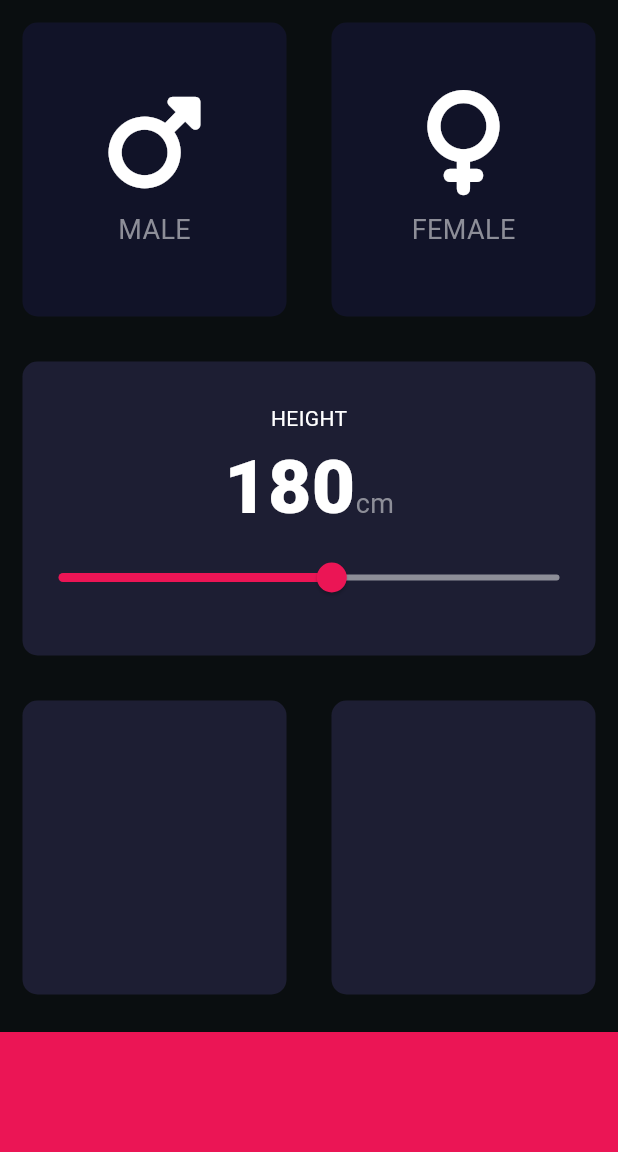
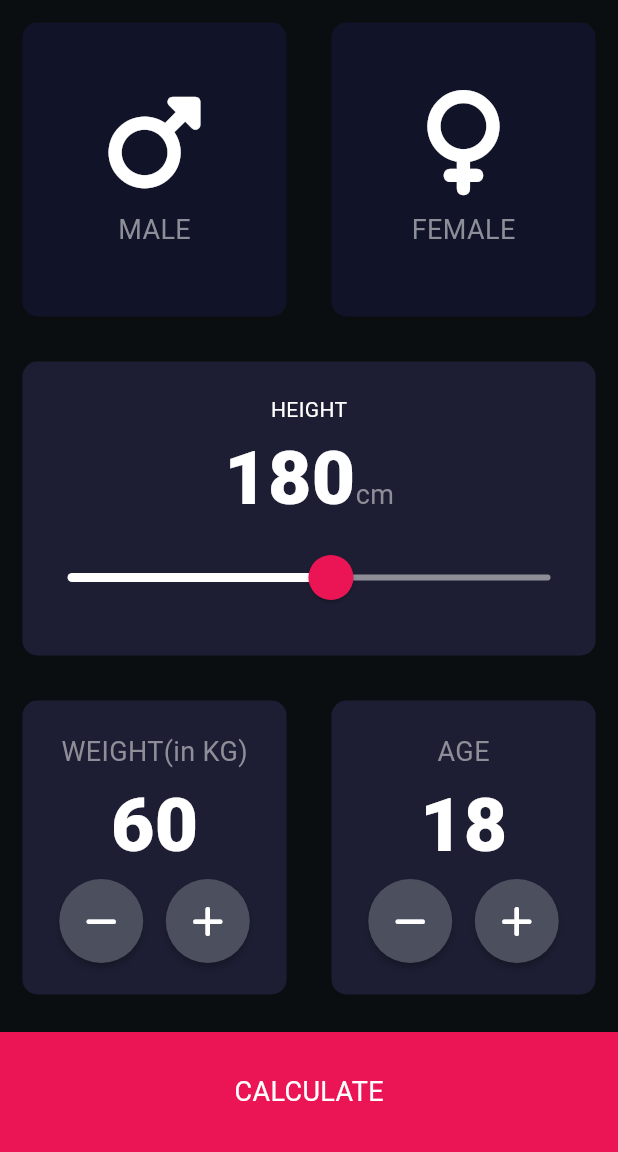
Before and after one commit to RITWIZSINGH/bmi_calculator_flutter, a Flutter app: the screen it shows after launch, on a phone screen of 412 x 824 dp, the part 84-1236 px from its top. Run offline on Flutter 3.47's test engine with Material 3 defaults, Android fonts, the phone set to English and light mode, and no system bars; our stand-ins replace font_awesome_flutter; missing offline and left inert: dart:js_interop.

Commit message:
Completed first page

```diff
--- a/lib/input_page.dart
+++ b/lib/input_page.dart
@@ -23,6 +23,8 @@ class InputPage extends StatefulWidget {
 class _InputPageState extends State<InputPage> {
   Gender? selectedGender;
   int height = 180;
+  int weight = 60;
+  int age = 18;
 
   @override
   Widget build(BuildContext context) {
@@ -104,17 +106,26 @@ class _InputPageState extends State<InputPage> {
                   ],
                 ),
                 //SLIDER WIDGET ADDED HERE
-                Slider(
+                SliderTheme(
+                  data: SliderTheme.of(context).copyWith(
+                      activeTrackColor: Colors.white,
+                      inactiveTrackColor: Color(0xFF8D8E98),
+                      thumbColor: Color(0xFFEB1555),
+                      overlayColor: Color(0x29EB1555),
+                      thumbShape:
+                          RoundSliderThumbShape(enabledThumbRadius: 15.0),
+                      overlayShape:
+                          RoundSliderOverlayShape(overlayRadius: 30.0)),
+                  child: Slider(
                       value: height.toDouble(),
                       min: 120,
                       max: 230,
-                    activeColor: Color(0xFFEB1555),
-                    inactiveColor: Color(0xFF8D8E98),
                       onChanged: (double newValue) {
                         setState(() {
                           height = newValue.round();
                         });
-                    })
+                      }),
+                )
               ],
             ),
             colour: activeCardColor,
@@ -125,19 +136,108 @@ class _InputPageState extends State<InputPage> {
         //BOTTOM ROW STARTING HERE
         Expanded(
           child: Row(
+            mainAxisAlignment: MainAxisAlignment.center,
             children: [
               //BOTTOM ROW 1ST CONTAINER STARTING
               Expanded(
                 child: ReusableCard(
                   colour: activeCardColor,
+                  cardChild: Column(
+                    mainAxisAlignment: MainAxisAlignment.center,
+                    children: [
+                      Text(
+                        'WEIGHT(in KG)',
+                        style: labelTextStyle,
+                      ),
+                      //WEIGHT DISPLAYING
+                      Row(
+                        mainAxisAlignment: MainAxisAlignment.center,
+                        children: [
+                          Text(
+                            weight.toString(),
+                            style: kNumberTextLabel,
+                          ),
+                        ],
+                      ),
+                      //PLUS AND MINUS BUTTONS
+                      Row(
+                        mainAxisAlignment: MainAxisAlignment.center,
+                        children: [
+                          RoundIconButton(
+                            icon: FontAwesomeIcons.minus,
+                            onPress: (){
+                              setState(() {
+                                weight--;
+                              });
+                            },
+                          ),
+                          SizedBox(
+                            width: 15.0,
+                          ),
+                          RoundIconButton(
+                            icon: FontAwesomeIcons.plus,
+                            onPress: (){
+                              setState(() {
+                                weight++;
+                              });
+                            },
+                          ),
+                        ],
+                      ),
+                    ],
+                  ),
                 ),
               ),
               //BOTTOM ROW FIRST CONTAINER ENDED AND SECOND STARTED
               Expanded(
                 child: ReusableCard(
                   colour: activeCardColor,
+                  cardChild: Column(
+                    mainAxisAlignment: MainAxisAlignment.center,
+                    children: [
+                      Text(
+                        'AGE',
+                        style: labelTextStyle,
                       ),
-              )
+                      //WEIGHT DISPLAYING
+                      Row(
+                        mainAxisAlignment: MainAxisAlignment.center,
+                        children: [
+                          Text(
+                            age.toString(),
+                            style: kNumberTextLabel,
+                          ),
+                        ],
+                      ),
+                      //PLUS AND MINUS BUTTONS
+                      Row(
+                        mainAxisAlignment: MainAxisAlignment.center,
+                        children: [
+                          RoundIconButton(
+                            icon: FontAwesomeIcons.minus,
+                            onPress: (){
+                              setState(() {
+                                age--;
+                              });
+                            },
+                          ),
+                          SizedBox(
+                            width: 15.0,
+                          ),
+                          RoundIconButton(
+                            icon: FontAwesomeIcons.plus,
+                            onPress: (){
+                              setState(() {
+                                age++;
+                              });
+                            },
+                          ),
+                        ],
+                      ),
+                    ],
+                  ),
+                ),
+              ),
               //BOTTOM ROW 2ND CONTAINER ENDED
             ],
           ),
@@ -148,8 +248,34 @@ class _InputPageState extends State<InputPage> {
           margin: EdgeInsets.only(top: 10.0),
           width: double.infinity,
           height: bottomContainerWeight,
+          child: Center(
+            child: Text(
+              'CALCULATE',
+              style: TextStyle(
+                color: Colors.white,
+                fontSize: 18.0,
+              ),
+            ),
+          ),
         )
       ]),
     );
   }
 }
+
+class RoundIconButton extends StatelessWidget {
+  RoundIconButton({required this.icon,required this.onPress});
+  final IconData icon;
+  final Function()? onPress;
+
+  @override
+  Widget build(BuildContext context) {
+    return RawMaterialButton(
+      child: Icon(icon),
+      onPressed: onPress,
+      constraints: const BoxConstraints(minWidth: 56.0, minHeight: 56.0),
+      fillColor: Color(0xFF4C4F5E),
+      shape: CircleBorder(),
+    );
+  }
+}
```
Lines whose indentation alone changed are shown as unchanged.
